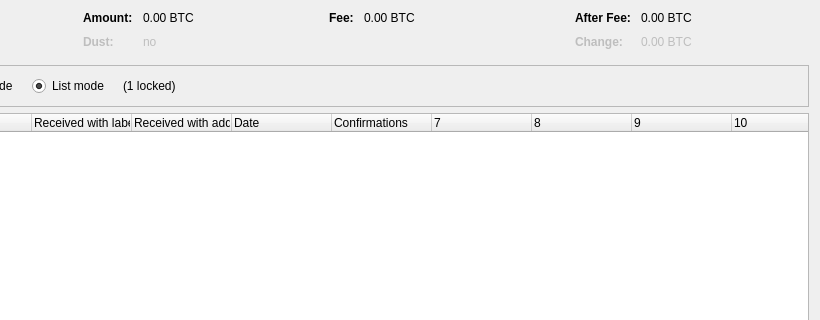
This is src/qt/forms/coincontroldialog.ui in Crixpx/polis as Qt 5 draws it before an edit; both pictures show x 180 to 1000 and y 0 to 320 of the 1000 by 500 pixel window. The edited form follows.
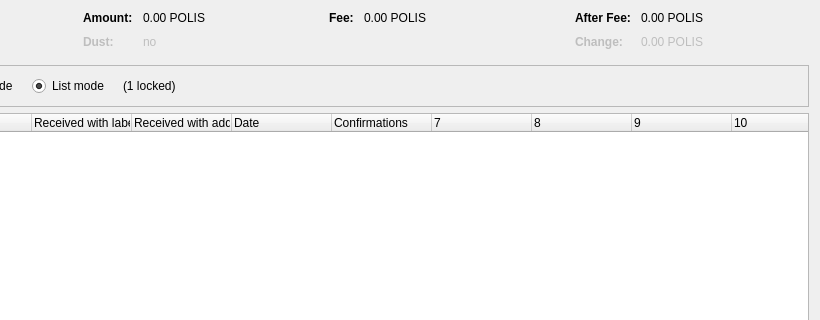
This is the edited form. Custom widgets are drawn as their Qt base class.

Commit message: BTC to POLIS

Diff of the .ui file:
```diff
--- a/src/qt/forms/coincontroldialog.ui
+++ b/src/qt/forms/coincontroldialog.ui
@@ -132,7 +132,7 @@
           <enum>Qt::ActionsContextMenu</enum>
          </property>
          <property name="text">
-          <string notr="true">0.00 BTC</string>
+          <string notr="true">0.00 POLIS</string>
          </property>
          <property name="textInteractionFlags">
           <set>Qt::LinksAccessibleByMouse|Qt::TextSelectableByKeyboard|Qt::TextSelectableByMouse</set>
@@ -212,7 +212,7 @@
           <enum>Qt::ActionsContextMenu</enum>
          </property>
          <property name="text">
-          <string notr="true">0.00 BTC</string>
+          <string notr="true">0.00 POLIS</string>
          </property>
          <property name="textInteractionFlags">
           <set>Qt::LinksAccessibleByMouse|Qt::TextSelectableByKeyboard|Qt::TextSelectableByMouse</set>
@@ -257,7 +257,7 @@
           <enum>Qt::ActionsContextMenu</enum>
          </property>
          <property name="text">
-          <string notr="true">0.00 BTC</string>
+          <string notr="true">0.00 POLIS</string>
          </property>
          <property name="textInteractionFlags">
           <set>Qt::LinksAccessibleByMouse|Qt::TextSelectableByKeyboard|Qt::TextSelectableByMouse</set>
@@ -292,7 +292,7 @@
           <enum>Qt::ActionsContextMenu</enum>
          </property>
          <property name="text">
-          <string notr="true">0.00 BTC</string>
+          <string notr="true">0.00 POLIS</string>
          </property>
          <property name="textInteractionFlags">
           <set>Qt::LinksAccessibleByMouse|Qt::TextSelectableByKeyboard|Qt::TextSelectableByMouse</set>
```
The commit also changes 1023 other files.
